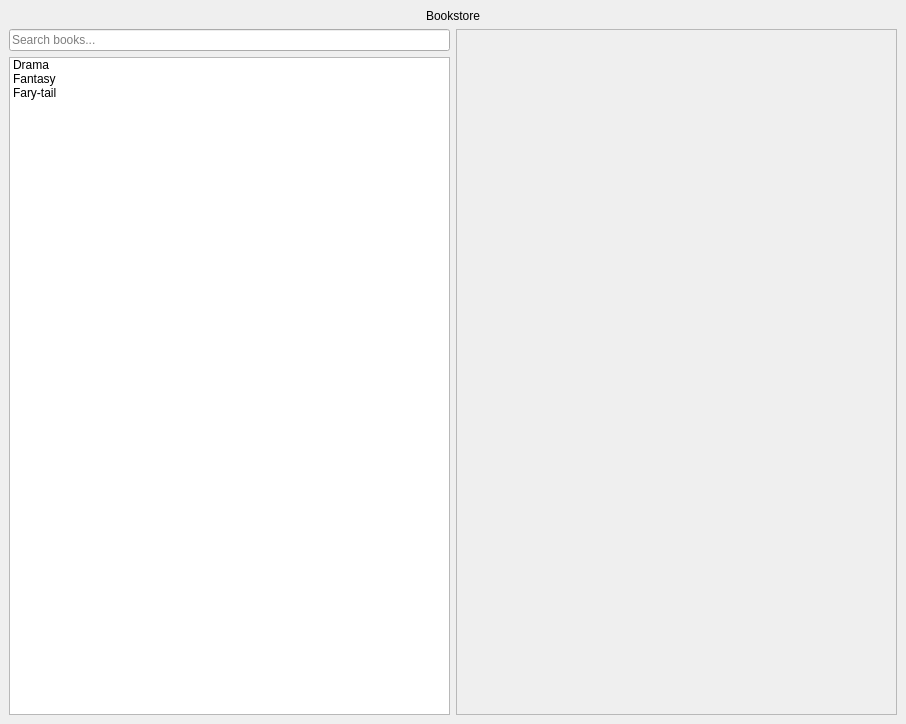
The window that design/ui/main_view.ui (Sandrkll1/BookStore) describes before a commit, drawn with Qt 5.
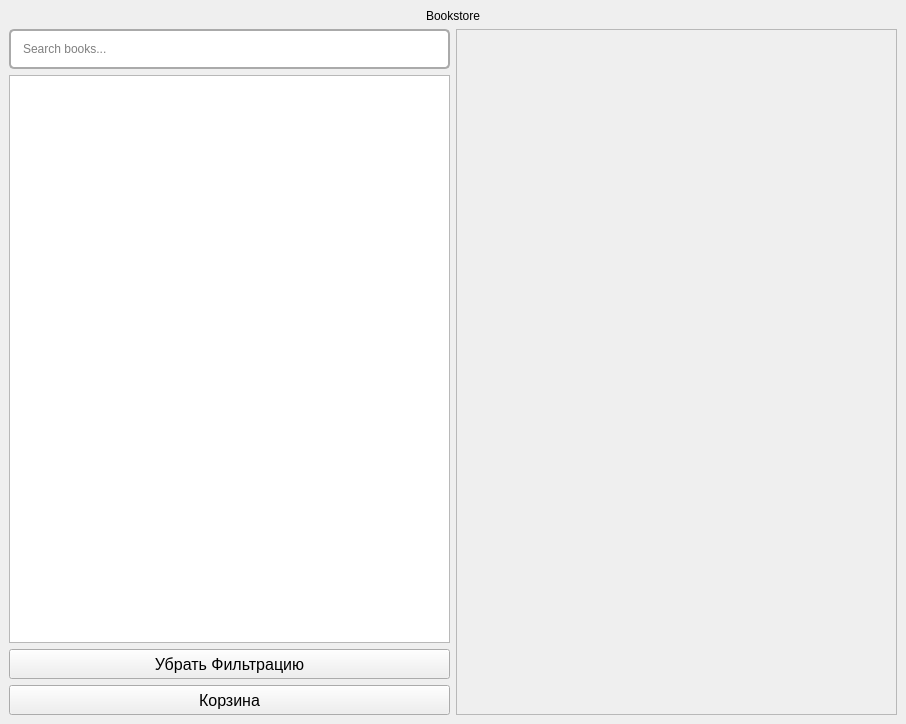
The same window after the commit.

Patch:
```diff
--- a/design/ui/main_view.ui
+++ b/design/ui/main_view.ui
@@ -34,7 +34,12 @@
         <item>
          <widget class="QLineEdit" name="searchBar">
           <property name="styleSheet">
-           <string notr="true">font: 12pt &quot;MS Shell Dlg 2&quot;;</string>
+           <string notr="true">
+               font: 14pt &quot;MS Shell Dlg 2&quot;; 
+               padding: 10px;
+               border: 2px solid #aaa;
+               border-radius: 5px;
+           </string>
           </property>
           <property name="placeholderText">
            <string>Search books...</string>
@@ -44,23 +49,65 @@
         <item>
          <widget class="QListWidget" name="categoriesList">
           <property name="styleSheet">
-           <string notr="true">font: 14pt &quot;MS Shell Dlg 2&quot;;</string>
+           <string notr="true">
+               font: 16pt &quot;MS Shell Dlg 2&quot;; 
+               border: 1px solid #ddd;
+
+               /* Стиль для элементов */
+               QListWidget::item {
+                   padding: 10px 20px; 
+                   margin: 5px 0; 
+                   border-radius: 4px;
+                   color: #555;
+               }
+
+               QListWidget::item:hover {
+                   background-color: #ddd;
+                   color: #333;
+               }
+
+               QListWidget::item:selected {
+                   background-color: #5a9;
+                   color: white;
+               }
+           </string>
           </property>
-          <item>
-           <property name="text">
-            <string>Drama</string>
-           </property>
+         </widget>
           </item>
           <item>
+         <widget class="QPushButton" name="deleteFiltersBtn">
+          <property name="minimumSize">
+           <size>
+            <width>0</width>
+            <height>30</height>
+           </size>
+          </property>
+          <property name="font">
+           <font>
+            <pointsize>12</pointsize>
+           </font>
+          </property>
            <property name="text">
-            <string>Fantasy</string>
-           </property>
+           <string>Убрать Фильтрацию</string>
+          </property>
+         </widget>
           </item>
           <item>
+         <widget class="QPushButton" name="cartBtn">
+          <property name="minimumSize">
+           <size>
+            <width>0</width>
+            <height>30</height>
+           </size>
+          </property>
+          <property name="font">
+           <font>
+            <pointsize>12</pointsize>
+           </font>
+          </property>
            <property name="text">
-            <string>Fary-tail</string>
-           </property>
-          </item>
+           <string>Корзина</string>
+          </property>
          </widget>
         </item>
        </layout>
```
Left out of the diff: 9 changed lines with no effect on the pictures. Lines whose indentation alone changed are shown as unchanged.
